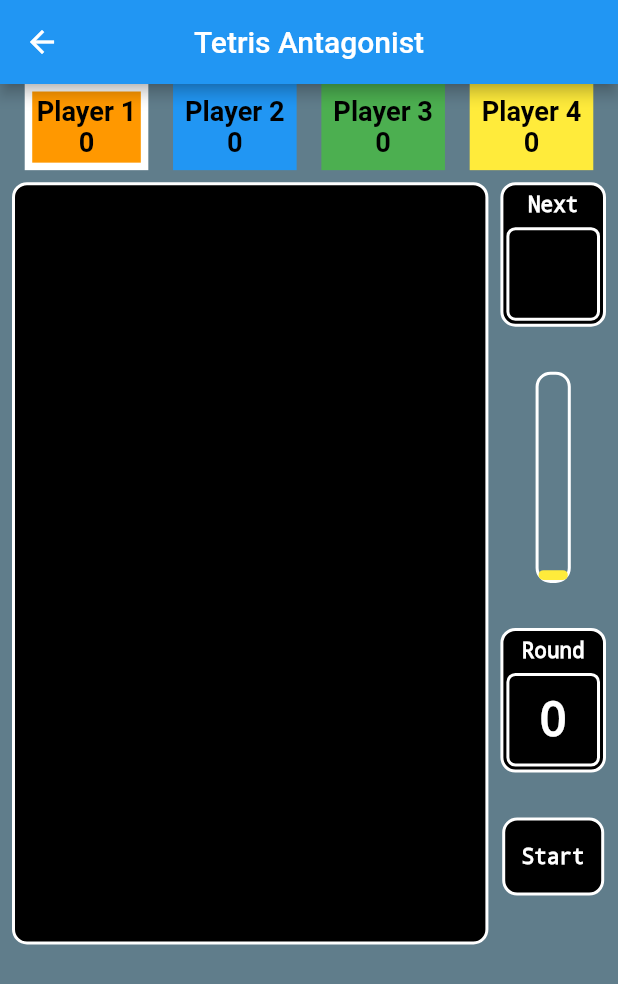
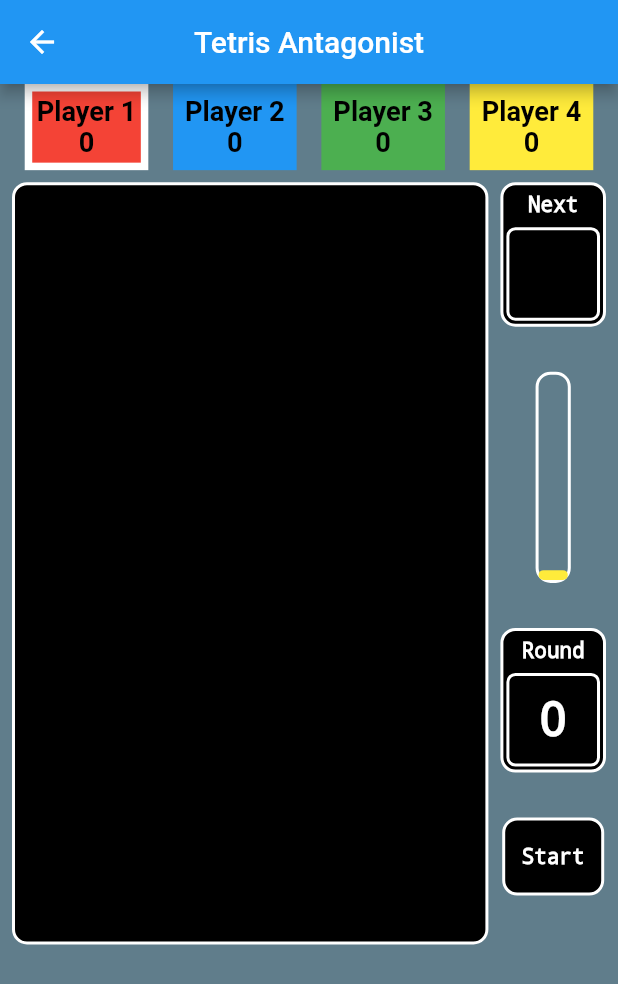
Before and after one commit to alexandrethiault/tetrisantagonist, a Flutter app: the MainScreen screen opened by its route, on a phone screen of 412 x 824 dp. Shown: the top 984 px of the screen. Run offline on Flutter 3.47's test engine with Material 2 defaults, Android fonts, the phone set to English and light mode, and no system bars; our stand-ins replace device_info_plus, flutter_styled_toast; missing offline and left inert: flame, flutter_nearby_connections; statements that could not run were skipped.

Commit message:
Small UI changes, more comments

```diff
--- a/lib/DataLayer/game_data.dart
+++ b/lib/DataLayer/game_data.dart
@@ -3,6 +3,7 @@ import 'dart:math';
 
 import 'package:flutter/material.dart';
 import 'package:flutter_nearby_connections/flutter_nearby_connections.dart';
+import 'package:tetrisserver/constants/ui_constants.dart';
 
 import 'square.dart';
 import 'tetromino.dart';
@@ -21,8 +22,6 @@ class GameData with ChangeNotifier {
   int roundNumber = 0;
 
   List<int> scores = [0, 0, 0, 0];
-  List<Color> playerColors = [
-    Colors.orange, Colors.blue, Colors.green, Colors.yellow];
 
   List<Tetromino> curTetrominos = <Tetromino>[];
   List<Tetromino> nextTetrominos = <Tetromino>[];
--- a/lib/UI/scores_widget.dart
+++ b/lib/UI/scores_widget.dart
@@ -35,7 +35,7 @@ class _ScoresState extends State<Scores> {
 
   Container scoreContainer(int i) {
     bool isAntagonist = (Provider.of<GameData>(context).antagonist == i);
-    Color normalColor = Provider.of<GameData>(context, listen: false).playerColors[i];
+    Color normalColor = playerColors[i];
 
     Color scoreContainerColor = normalColor;
     return Container(
--- a/lib/constants/ui_constants.dart
+++ b/lib/constants/ui_constants.dart
@@ -19,7 +19,7 @@ enum DeviceType { host, player }
 
 enum PlayerRole { player, foe, awaiting}
 
-const List<Color> playerColors = [Colors.grey, Colors.red, Colors.blue, Colors.green, Colors.yellow];
+const List<Color> playerColors = [Colors.red, Colors.blue, Colors.green, Colors.yellow];
 const Color squareBorderColor = Colors.black12;
 const Color squareFrozenColor = Colors.grey;
 const double squareBorderWidth = 3.0;
```
